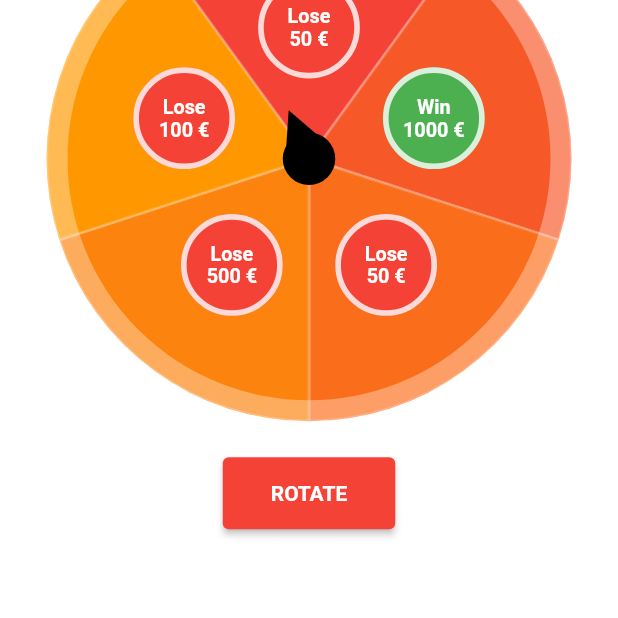
After one commit to flutter-clutter/flutter-fortune-wheel, a Flutter app: the screen it shows after launch, after a tap on "ROTATE", on a phone screen of 412 x 824 dp, the part 571-1189 px from its top. The commit adds this screen. Run offline on Flutter 3.47's test engine with Material 2 defaults, Android fonts, the phone set to English and light mode, and no system bars.

Commit message:
Put parts of fortune wheel in separate files

```diff
--- a/lib/demo_screen.dart
+++ b/lib/demo_screen.dart
@@ -23,6 +23,9 @@ class _DemoScreenState extends State<DemoScreen> {
       });
 
       if (fortuneWheelController.isAnimating)
+        return;
+
+      if (fortuneWheelController.shouldStartAnimation)
         return;
 
       setState(() {
--- a/lib/painters/triangle_painter.dart
+++ b/lib/painters/triangle_painter.dart
@@ -1,22 +1,17 @@
 import 'package:flutter/material.dart';
 
 class TrianglePainter extends CustomPainter {
-  final Color strokeColor;
-  final PaintingStyle paintingStyle;
-  final double strokeWidth;
+  final Color fillColor;
 
   TrianglePainter({
-    this.strokeColor = Colors.black,
-    this.strokeWidth = 3,
-    this.paintingStyle = PaintingStyle.stroke
+    this.fillColor = Colors.black,
   });
 
   @override
   void paint(Canvas canvas, Size size) {
     Paint paint = Paint()
-      ..color = strokeColor
-      ..strokeWidth = strokeWidth
-      ..style = paintingStyle;
+      ..color = fillColor
+      ..style = PaintingStyle.fill;
 
     canvas.drawPath(getTrianglePath(size.width, size.height), paint);
   }
@@ -31,8 +26,6 @@ class TrianglePainter extends CustomPainter {
 
   @override
   bool shouldRepaint(TrianglePainter oldDelegate) {
-    return oldDelegate.strokeColor != strokeColor ||
-        oldDelegate.paintingStyle != paintingStyle ||
-        oldDelegate.strokeWidth != strokeWidth;
+    return true;
   }
 }
--- a/lib/painters/wheel_outline_painter.dart
+++ b/lib/painters/wheel_outline_painter.dart
@@ -12,9 +12,9 @@ class WheelOutlinePainter extends CustomPainter {
     strokePaint.style = PaintingStyle.stroke;
 
     canvas.drawCircle(
-        Offset(size.width / 2, size.height / 2),
-        (size.height / 2) - strokeWidth / 2,
-        strokePaint
+      Offset(size.width / 2, size.height / 2),
+      (size.height / 2) - strokeWidth / 2,
+      strokePaint
     );
   }
 
--- a/lib/painters/wheel_slice_painter.dart
+++ b/lib/painters/wheel_slice_painter.dart
@@ -12,17 +12,33 @@ class WheelSlicePainter extends CustomPainter {
   final int number;
   final Color? color;
 
+  Paint? currentPaint;
+  double angleWidth = 0;
+
   @override
   void paint(Canvas canvas, Size size) {
-    Paint fillPaint = Paint()..color = color != null ? color! : Color.lerp(Colors.red, Colors.orange, number / (divider -1))!;
-    Paint strokePaint = Paint();
+    _initializeFill();
+    _drawSlice(canvas, size);
+    _initializeStroke();
+    _drawSlice(canvas, size);
+  }
 
-    final double angleWidth = pi * 2 / divider;
+  void _initializeStroke() {
+    currentPaint = Paint()
+    ..color = Colors.white.withOpacity(0.2)
+    ..strokeWidth = 2
+    ..style = PaintingStyle.stroke;
+  }
 
-    strokePaint.color = Colors.white.withOpacity(0.2);
-    strokePaint.strokeWidth = 2;
-    strokePaint.style = PaintingStyle.stroke;
+  void _initializeFill() {
+    currentPaint = Paint()..color = color != null
+      ? color!
+      : Color.lerp(Colors.red, Colors.orange, number / (divider -1))!;
 
+    angleWidth = pi * 2 / divider;
+  }
+
+  void _drawSlice(Canvas canvas, Size size) {
     canvas.drawArc(
       Rect.fromCenter(
         center: Offset(size.width / 2, size.height / 2),
@@ -32,23 +48,10 @@ class WheelSlicePainter extends CustomPainter {
       0,
       angleWidth,
       true,
-      fillPaint,
-    );
-
-
-    canvas.drawArc(
-      Rect.fromCenter(
-        center: Offset(size.width / 2, size.height / 2),
-        height: size.height,
-        width: size.width,
-      ),
-      0,
-      angleWidth,
-      true,
-      strokePaint,
+      currentPaint!,
     );
   }
 
   @override
-  bool shouldRepaint(CustomPainter oldDelegate) => false;
+  bool shouldRepaint(CustomPainter oldDelegate) => true;
 }
--- a/lib/widgets/fortune_wheel.dart
+++ b/lib/widgets/fortune_wheel.dart
@@ -1,11 +1,11 @@
 import 'dart:math';
 import 'package:flutter/material.dart';
 import 'package:flutter/widgets.dart';
+import 'package:fortune_wheel/widgets/wheel_result_indicator.dart';
+import 'package:fortune_wheel/widgets/wheel_slice.dart';
 import '../painters/wheel_outline_painter.dart';
-import '../painters/wheel_slice_painter.dart';
 import 'fortune_wheel_child.dart';
 import '../controller/fortune_wheel_controller.dart';
-import '../painters/triangle_painter.dart';
 
 export 'fortune_wheel_child.dart';
 export '../controller/fortune_wheel_controller.dart';
@@ -30,8 +30,8 @@ class FortuneWheel<T> extends StatefulWidget {
 }
 
 class _FortuneWheelState extends State<FortuneWheel> with SingleTickerProviderStateMixin {
-  FortuneWheelChild? chosen;
   late AnimationController _animationController;
+  late double size;
 
   @override
   void dispose() {
@@ -89,7 +89,7 @@ class _FortuneWheelState extends State<FortuneWheel> with SingleTickerProviderSt
     _animationController.duration = Duration(milliseconds: milliseconds.toInt());
 
     _animationController.animateTo(
-      rotateDistance,
+      _animationController.value + rotateDistance,
       curve: Curves.easeInOut
     );
   }
@@ -99,154 +99,55 @@ class _FortuneWheelState extends State<FortuneWheel> with SingleTickerProviderSt
     return Container(
       child: LayoutBuilder(
         builder: (BuildContext context, BoxConstraints constraints) {
-          double size = min(constraints.maxHeight, constraints.maxWidth);
+          size = min(constraints.maxHeight, constraints.maxWidth);
 
           return SizedBox(
             width: size,
             height: size,
-            child: _getStack(
-              widget.children.map((e) => e.foreground).toList(),
-              size
-            ),
+            child: _getWheelContent(),
           );
         }
       ),
     );
   }
 
-  Stack _getStack(List<Widget> items, double size) {
-    double pieceWidth = items.length == 2 ? size : sin(pi / items.length) * size / 2;
-    double pieceHeight = size / 2;
-
-    List<Widget> pieces = [];
-
-    items.asMap().forEach((index, element) {
-      pieces.add(
-        _getPiece(index, size, pieceWidth, pieceHeight)
-      );
-    });
-
-    double fourthCircleAngle = pi / 2;
-    double pieceAngle = pi * 2 / items.length;
-    double indicatorSize = size / 10;
-    Color indicatorColor = Colors.black;
-
+  Stack _getWheelContent() {
     return Stack(
       children: [
-        SizedBox(
-          width: size / 6,
-          height: size / 6,
-          child: chosen == null ? Container() : chosen!.foreground
-        ),
-        for (Widget piece in pieces)
-          Transform.rotate(
-            angle: (-fourthCircleAngle) - (pieceAngle / 2),
-            child: piece,
-          ),
-        _getCircleOutline(size),
-        _getCenterIndicatorCircle(indicatorColor, indicatorSize),
-        _getCenterIndicatorTriangle(size, indicatorSize, indicatorColor),
+        _getSlices(),
+        _getCircleOutline(),
+        _getIndicator()
       ],
     );
   }
 
-  Positioned _getCenterIndicatorTriangle(double size, double indicatorSize, Color indicatorColor) {
-    return Positioned(
-      top: size / 2 - indicatorSize,
-      left: size / 2 - (indicatorSize / 2),
-      child: AnimatedBuilder(
-        builder: (BuildContext context, Widget? child) {
-          return Transform.rotate(
-            origin: Offset(0, indicatorSize / 2),
-            angle: (_animationController.value * pi * 2) - (pi / (widget.children.length)),
-            child: CustomPaint(
-              painter: TrianglePainter(
-                strokeColor: indicatorColor,
-                strokeWidth: 10,
-                paintingStyle: PaintingStyle.fill,
-              ),
-              size: Size(indicatorSize, indicatorSize)
+  WheelResultIndicator _getIndicator() => WheelResultIndicator(
+    wheelSize: size,
+    animationController: _animationController,
+    childCount: widget.children.length
+  );
+
+  Widget _getSlices() {
+    double fourthCircleAngle = pi / 2;
+    double pieceAngle = pi * 2 / widget.children.length;
+
+    return Stack(
+      children: [
+        for (int index = 0; index < widget.children.length; index++)
+          Transform.rotate(
+            angle: (-fourthCircleAngle) - (pieceAngle / 2),
+            child: WheelSlice(
+              index: index, size: size, fortuneWheelChildren: widget.children
             ),
-          );
-        },
-        animation: _animationController,
-      ),
+          ),
+      ],
     );
   }
 
-  Center _getCenterIndicatorCircle(Color indicatorColor, double indicatorSize) {
-    return Center(
-        child: Container(
-          decoration: BoxDecoration(
-            shape: BoxShape.circle,
-            color: indicatorColor,
-          ),
-          width: indicatorSize,
-          height: indicatorSize,
-        )
-      );
-  }
-
-  CustomPaint _getCircleOutline(double size) {
+  CustomPaint _getCircleOutline() {
     return CustomPaint(
       painter: WheelOutlinePainter(),
       size: Size(size, size),
     );
   }
-
-  Widget _getPiece(int index, double size, double pieceWidth, double pieceHeight) {
-    double leftRotationOffset = (-pi / 2);
-    double pieceAngle = (index / widget.children.length * pi * 2);
-    double centerOffset = (pi / widget.children.length);
-
-    return Stack(
-      children: [
-        Transform.rotate(
-          angle: pieceAngle,
-          alignment: Alignment.center,
-          child: Stack(
-            children: [
-              Container(
-                width: size,
-                height: size,
-                child: CustomPaint(
-                  painter: WheelSlicePainter(
-                    divider: widget.children.length,
-                    number: index,
-                    color: widget.children[index].background
-                  ),
-                  size: Size(size, size),
-                ),
-              ),
-            ],
-          ),
-        ),
-        Transform.rotate(
-          angle: leftRotationOffset + pieceAngle + centerOffset,
-          alignment: Alignment.center,
-          child: Stack(
-            children: [
-              Positioned(
-                top: size / 2,
-                left: size / 2 - pieceWidth / 2,
-                child: Container(
-                  padding: EdgeInsets.all(size / widget.children.length / 4),
-                  height: pieceHeight,
-                  width: pieceWidth,
-                  child: FittedBox(
-                    fit: BoxFit.scaleDown,
-                    alignment: Alignment.center,
-                    child: Transform.rotate(
-                      angle: -pieceAngle - leftRotationOffset * 2,
-                      child: widget.children[index].foreground
-                    )
-                  ),
-                )
-              ),
-            ],
-          ),
-        ),
-      ],
-    );
-  }
 }
--- /dev/null
+++ b/lib/widgets/wheel_result_indicator.dart
@@ -0,0 +1,65 @@
+import 'dart:math';
+
+import 'package:flutter/material.dart';
+import 'package:fortune_wheel/painters/triangle_painter.dart';
+
+class WheelResultIndicator extends StatelessWidget {
+  WheelResultIndicator({
+    required this.wheelSize,
+    required this.animationController,
+    required this.childCount
+  });
+
+  final double wheelSize;
+  final AnimationController animationController;
+  final int childCount;
+
+  @override
+  Widget build(BuildContext context) {
+
+    double indicatorSize = wheelSize / 10;
+    Color indicatorColor = Colors.black;
+
+    return Stack(
+      children: [
+        _getCenterIndicatorCircle(indicatorColor, indicatorSize),
+        _getCenterIndicatorTriangle(wheelSize, indicatorSize, indicatorColor),
+      ],
+    );
+  }
+
+  Positioned _getCenterIndicatorTriangle(double wheelSize, double indicatorSize, Color indicatorColor) {
+    return Positioned(
+      top: wheelSize / 2 - indicatorSize,
+      left: wheelSize / 2 - (indicatorSize / 2),
+      child: AnimatedBuilder(
+        builder: (BuildContext context, Widget? child) {
+          return Transform.rotate(
+            origin: Offset(0, indicatorSize / 2),
+            angle: (animationController.value * pi * 2) - (pi / (childCount)),
+            child: CustomPaint(
+              painter: TrianglePainter(
+                fillColor: indicatorColor,
+              ),
+              size: Size(indicatorSize, indicatorSize)
+            ),
+          );
+        },
+        animation: animationController,
+      ),
+    );
+  }
+
+  Center _getCenterIndicatorCircle(Color indicatorColor, double indicatorSize) {
+    return Center(
+      child: Container(
+        decoration: BoxDecoration(
+          shape: BoxShape.circle,
+          color: indicatorColor,
+        ),
+        width: indicatorSize,
+        height: indicatorSize,
+      )
+    );
+  }
+}
--- /dev/null
+++ b/lib/widgets/wheel_slice.dart
@@ -0,0 +1,86 @@
+import 'dart:math';
+
+import 'package:flutter/material.dart';
+import 'package:fortune_wheel/painters/wheel_slice_painter.dart';
+import 'package:fortune_wheel/widgets/fortune_wheel.dart';
+
+class WheelSlice extends StatelessWidget {
+  WheelSlice({
+    required this.index,
+    required this.size,
+    required this.fortuneWheelChildren
+  });
+
+  final int index;
+  final double size;
+  final List<FortuneWheelChild> fortuneWheelChildren;
+
+  @override
+  Widget build(BuildContext context) {
+    int childCount = fortuneWheelChildren.length;
+    double pieceAngle = (index / childCount * pi * 2);
+    double pieceWidth = childCount == 2 ? size : sin(pi / childCount) * size / 2;
+    double pieceHeight = size / 2;
+
+    return Stack(
+      children: [
+        _getSliceBackground(pieceAngle, childCount),
+        _getSliceForeground(pieceAngle, pieceWidth, pieceHeight)
+      ],
+    );
+  }
+
+  Widget _getSliceForeground(double pieceAngle, double pieceWidth, double pieceHeight) {
+    double centerOffset = (pi / fortuneWheelChildren.length);
+    double leftRotationOffset = (-pi / 2);
+
+    return Transform.rotate(
+      angle: leftRotationOffset + pieceAngle + centerOffset,
+      alignment: Alignment.center,
+      child: Stack(
+        children: [
+          Positioned(
+            top: size / 2,
+            left: size / 2 - pieceWidth / 2,
+            child: Container(
+              padding: EdgeInsets.all(size / fortuneWheelChildren.length / 4),
+              height: pieceHeight,
+              width: pieceWidth,
+              child: FittedBox(
+                fit: BoxFit.scaleDown,
+                alignment: Alignment.center,
+                child: Transform.rotate(
+                  angle: -pieceAngle - leftRotationOffset * 2,
+                  child: fortuneWheelChildren[index].foreground
+                )
+              ),
+            )
+          ),
+        ],
+      ),
+    );
+  }
+
+  Transform _getSliceBackground(double pieceAngle, int childCount) {
+    return Transform.rotate(
+      angle: pieceAngle,
+      alignment: Alignment.center,
+      child: Stack(
+        children: [
+          Container(
+            width: size,
+            height: size,
+            child: CustomPaint(
+              painter: WheelSlicePainter(
+                divider: childCount,
+                number: index,
+                color: fortuneWheelChildren[index].background
+              ),
+              size: Size(size, size),
+            ),
+          ),
+        ],
+      ),
+    );
+  }
+}
```
